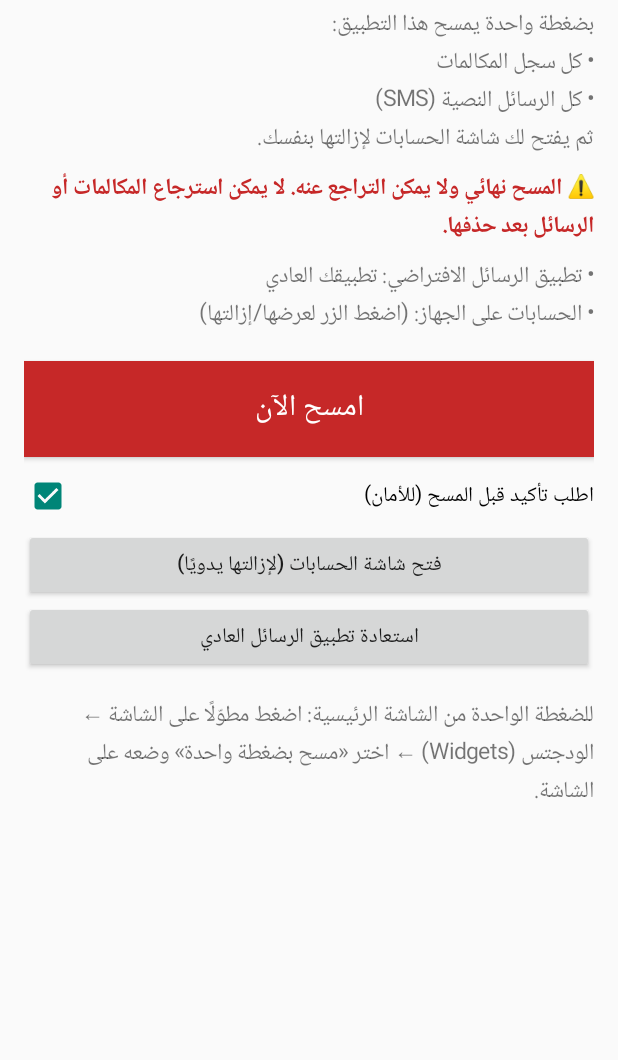
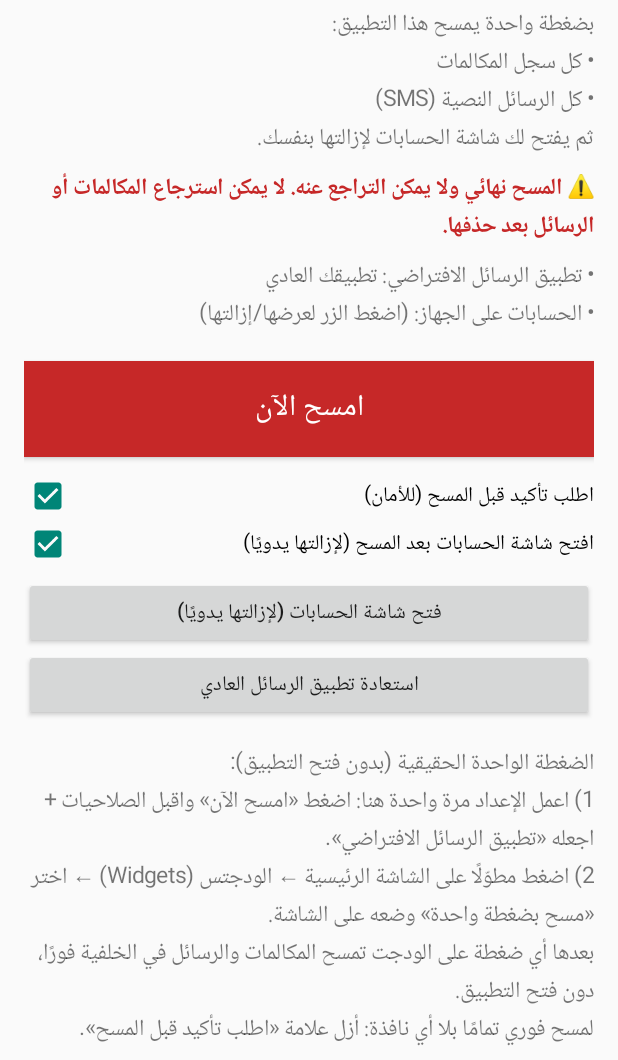
Before and after one commit to maannaar16-o/New, an Android app: the screen it shows after launch (MainActivity), on a phone screen of 412 x 824 dp, the part 176-1236 px from its top. Run offline under Robolectric (Android 15) with nearby library versions, the phone set to English and light mode, and no system bars.

```diff
--- a/app/src/main/java/com/yahia/oneclear/MainActivity.java
+++ b/app/src/main/java/com/yahia/oneclear/MainActivity.java
@@ -31,8 +31,6 @@ import java.util.List;
  * (accounts cannot be removed programmatically — see README_AR.md).
  */
 public class MainActivity extends Activity {
-
-    public static final String EXTRA_AUTOSTART = "autostart";
 
     private static final int REQ_PERMS = 101;
     private static final int REQ_DEFAULT_SMS = 102;
@@ -92,6 +90,16 @@ public class MainActivity extends Activity {
         });
         root.addView(confirmBox);
 
+        final CheckBox openAccountsBox = new CheckBox(this);
+        openAccountsBox.setText("افتح شاشة الحسابات بعد المسح (لإزالتها يدويًا)");
+        openAccountsBox.setChecked(Prefs.isOpenAccountsEnabled(this));
+        openAccountsBox.setOnCheckedChangeListener(new CompoundButton.OnCheckedChangeListener() {
+            public void onCheckedChanged(CompoundButton bv, boolean checked) {
+                Prefs.setOpenAccountsEnabled(MainActivity.this, checked);
+            }
+        });
+        root.addView(openAccountsBox);
+
         Button accountsBtn = button("فتح شاشة الحسابات (لإزالتها يدويًا)");
         accountsBtn.setOnClickListener(new View.OnClickListener() {
             public void onClick(View v) { WipeFlow.openAccountsSettings(MainActivity.this); }
@@ -106,14 +114,13 @@ public class MainActivity extends Activity {
         root.addView(restoreSmsBtn);
 
         root.addView(space(dp(12)));
-        root.addView(body("للضغطة الواحدة من الشاشة الرئيسية: اضغط مطوّلًا على الشاشة ← الودجتس (Widgets) "
-                + "← اختر «مسح بضغطة واحدة» وضعه على الشاشة."));
+        root.addView(body("الضغطة الواحدة الحقيقية (بدون فتح التطبيق):\n"
+                + "1) اعمل الإعداد مرة واحدة هنا: اضغط «امسح الآن» واقبل الصلاحيات + اجعله «تطبيق الرسائل الافتراضي».\n"
+                + "2) اضغط مطوّلًا على الشاشة الرئيسية ← الودجتس (Widgets) ← اختر «مسح بضغطة واحدة» وضعه على الشاشة.\n"
+                + "بعدها أي ضغطة على الودجت تمسح المكالمات والرسائل في الخلفية فورًا، دون فتح التطبيق.\n"
+                + "لمسح فوري تمامًا بلا أي نافذة: أزل علامة «اطلب تأكيد قبل المسح»."));
 
         setContentView(scroll);
-
-        if (getIntent() != null && getIntent().getBooleanExtra(EXTRA_AUTOSTART, false)) {
-            startWipeWithConfirm();
-        }
     }
 
     @Override
--- a/app/src/main/java/com/yahia/oneclear/Prefs.java
+++ b/app/src/main/java/com/yahia/oneclear/Prefs.java
@@ -3,10 +3,11 @@ package com.yahia.oneclear;
 import android.content.Context;
 import android.content.SharedPreferences;
 
-/** Stores the single "ask before wiping" flag. */
+/** Small on-device flags for the wipe behaviour. */
 public final class Prefs {
     private static final String FILE = "onetapclear";
     private static final String KEY_CONFIRM = "confirm_before_wipe";
+    private static final String KEY_OPEN_ACCOUNTS = "open_accounts_after_wipe";
 
     private Prefs() {}
 
@@ -14,6 +15,7 @@ public final class Prefs {
         return c.getSharedPreferences(FILE, Context.MODE_PRIVATE);
     }
 
+    /** Whether to ask for confirmation before wiping. Applies to the button and the widget. */
     public static boolean isConfirmEnabled(Context c) {
         return sp(c).getBoolean(KEY_CONFIRM, true);
     }
@@ -21,4 +23,13 @@ public final class Prefs {
     public static void setConfirmEnabled(Context c, boolean v) {
         sp(c).edit().putBoolean(KEY_CONFIRM, v).apply();
     }
+
+    /** Whether to open the system Accounts screen after wiping (for manual account removal). */
+    public static boolean isOpenAccountsEnabled(Context c) {
+        return sp(c).getBoolean(KEY_OPEN_ACCOUNTS, true);
+    }
+
+    public static void setOpenAccountsEnabled(Context c, boolean v) {
+        sp(c).edit().putBoolean(KEY_OPEN_ACCOUNTS, v).apply();
+    }
 }
```
Also changed, not shown: app/src/main/java/com/yahia/oneclear/TriggerActivity.java (+50 -9 lines), app/src/main/java/com/yahia/oneclear/WipeFlow.java (+33 -0 lines), 1 other file.
